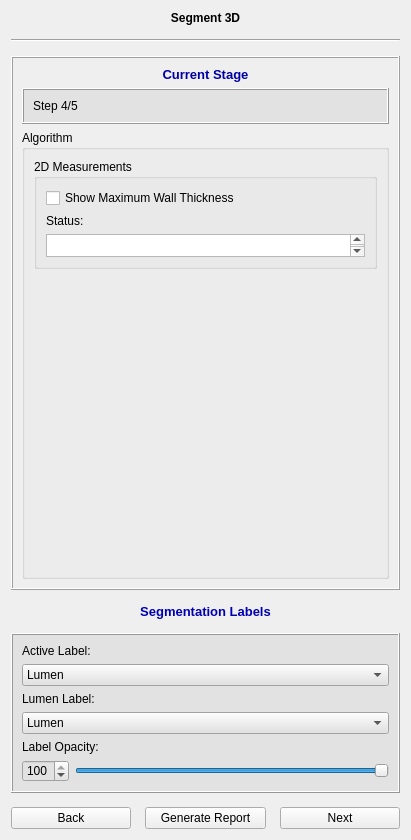
wuzhuobin/PlaqueQuant, file codes/UI/ModuleWidget.ui: the form before one commit.
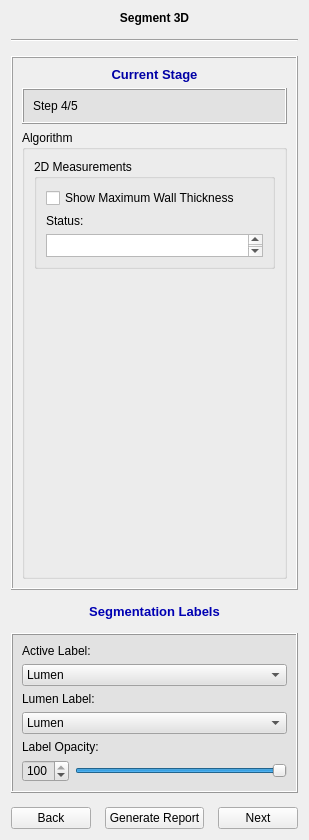
The form after the commit. Icons and pictures are not drawn.

Patch:
```diff
--- a/codes/UI/ModuleWidget.ui
+++ b/codes/UI/ModuleWidget.ui
@@ -6,7 +6,7 @@
    <rect>
     <x>0</x>
     <y>0</y>
-    <width>411</width>
+    <width>302</width>
     <height>840</height>
    </rect>
   </property>
```
